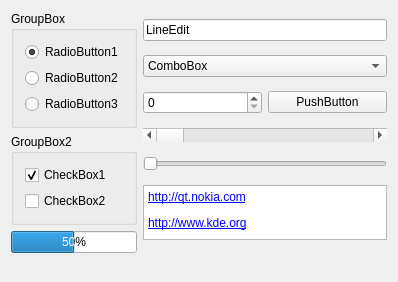
Before: the Qt Designer form src/qtconfig/previewwidget.ui in qt/qttools, drawn with Qt 5.
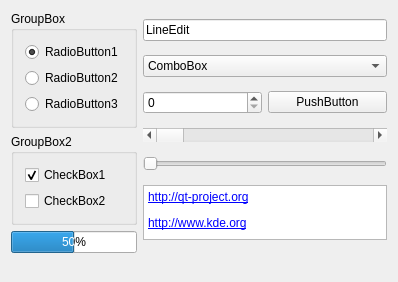
After: the same form once the commit is applied.

Commit message:
Update information from Nokia to Digia and Qt Project
Task-number: QTBUG-28156

Diff of the .ui file:
```diff
--- a/src/qtconfig/previewwidget.ui
+++ b/src/qtconfig/previewwidget.ui
@@ -220,7 +220,7 @@
           <bool>true</bool>
          </property>
          <property name="html">
-          <string>&lt;p&gt;&lt;a href=&quot;http://qt.nokia.com&quot;&gt;http://qt.nokia.com&lt;/a&gt;&lt;/p&gt;
+          <string>&lt;p&gt;&lt;a href=&quot;http://qt-project.org&quot;&gt;http://qt-project.org&lt;/a&gt;&lt;/p&gt;
 &lt;p&gt;&lt;a href=&quot;http://www.kde.org&quot;&gt;http://www.kde.org&lt;/a&gt;&lt;/p&gt;</string>
          </property>
         </widget>
```
The commit also changes 47 other files.
